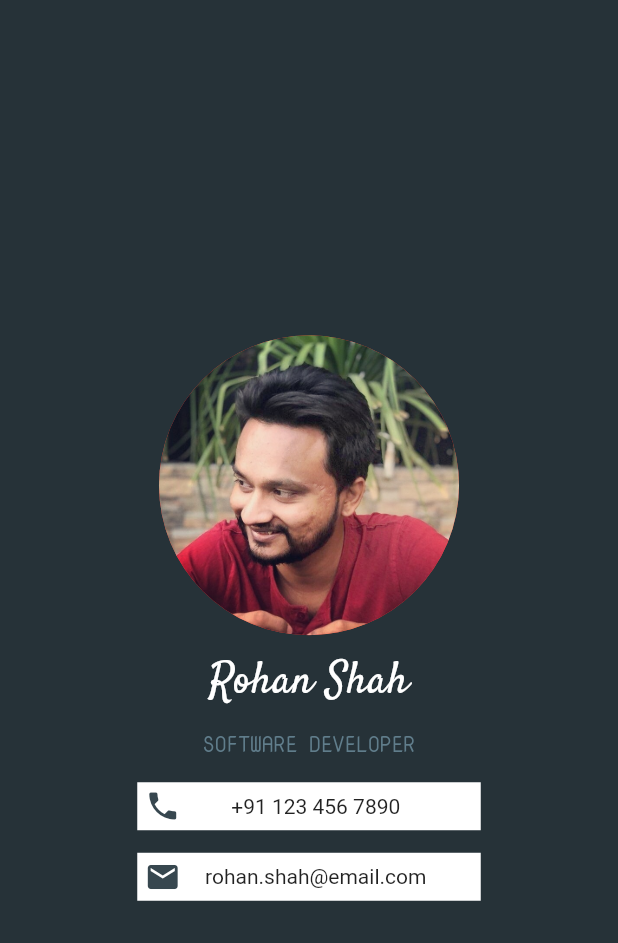
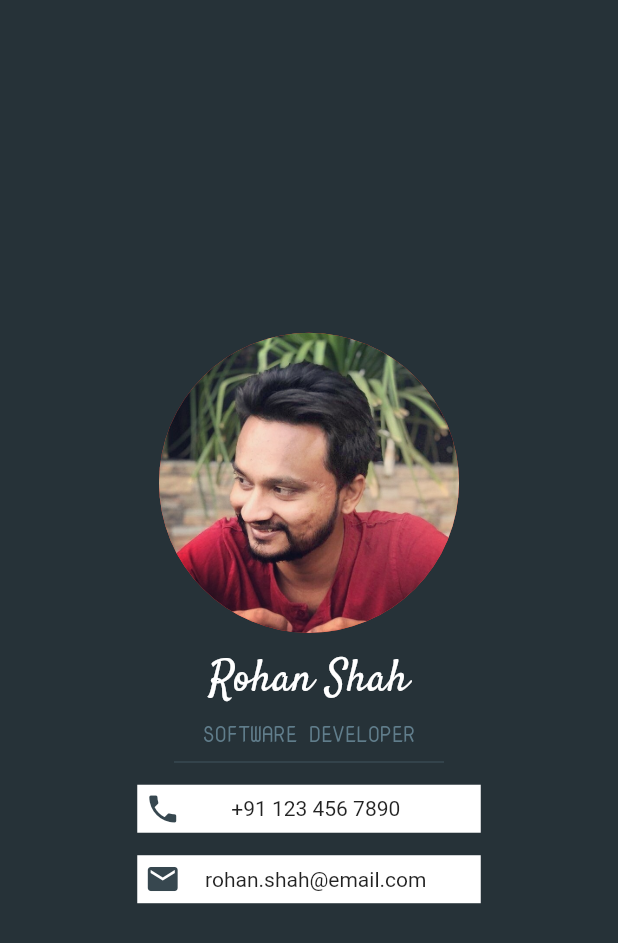
Before and after one commit to shahrohan05/FlutterDemos, a Flutter app: the screen it shows after launch, on a phone screen of 412 x 824 dp. Shown: the top 943 px of the screen. Run offline on Flutter 3.47's test engine with Material 2 defaults, Android fonts, the phone set to English and light mode, and no system bars.

Commit message:
added underline after profile name

```diff
--- a/business_card/lib/main.dart
+++ b/business_card/lib/main.dart
@@ -31,9 +31,20 @@ class MyApp extends StatelessWidget {
                   ),
                 ),
                 Container(
-                  margin: EdgeInsets.only(top: 10),
+                  margin: EdgeInsets.only(top: 5),
+                  width: 180.0,
+                  padding: EdgeInsets.only(bottom: 8.0),
+                  decoration: BoxDecoration(
+                    border: Border(
+                      bottom: BorderSide(
+                        color: Colors.blueGrey,
+                        width: 0.3,
+                      ),
+                    ),
+                  ),
                   child: Text(
                     'SOFTWARE DEVELOPER',
+                    textAlign: TextAlign.center,
                     style: TextStyle(
                       fontSize: 14.0,
                       color: Colors.blueGrey,
```
Also changed, not shown: business_card/images/state_1.png.
